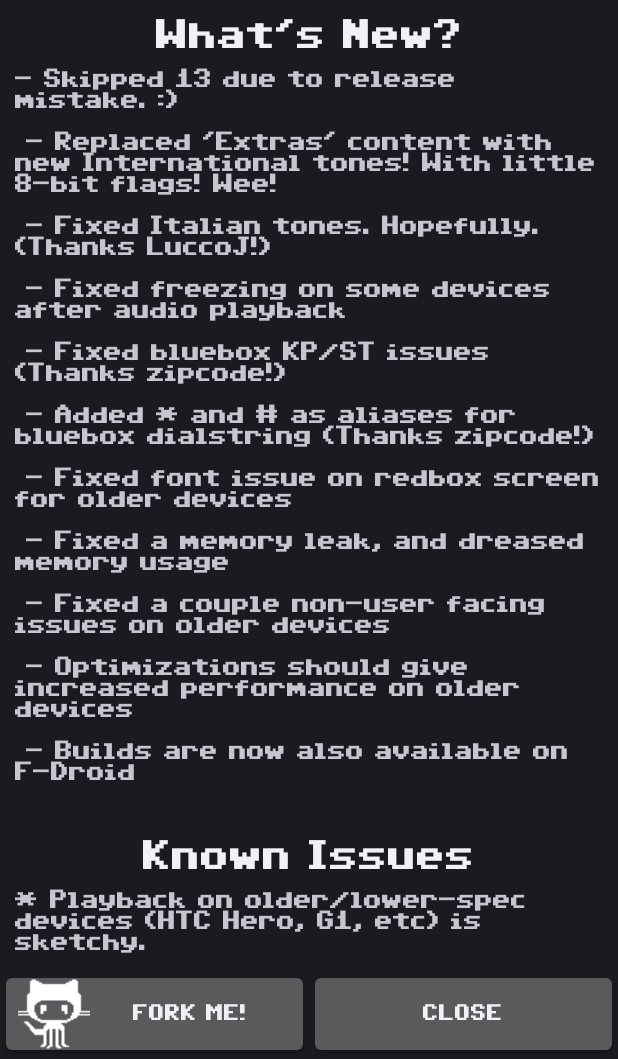
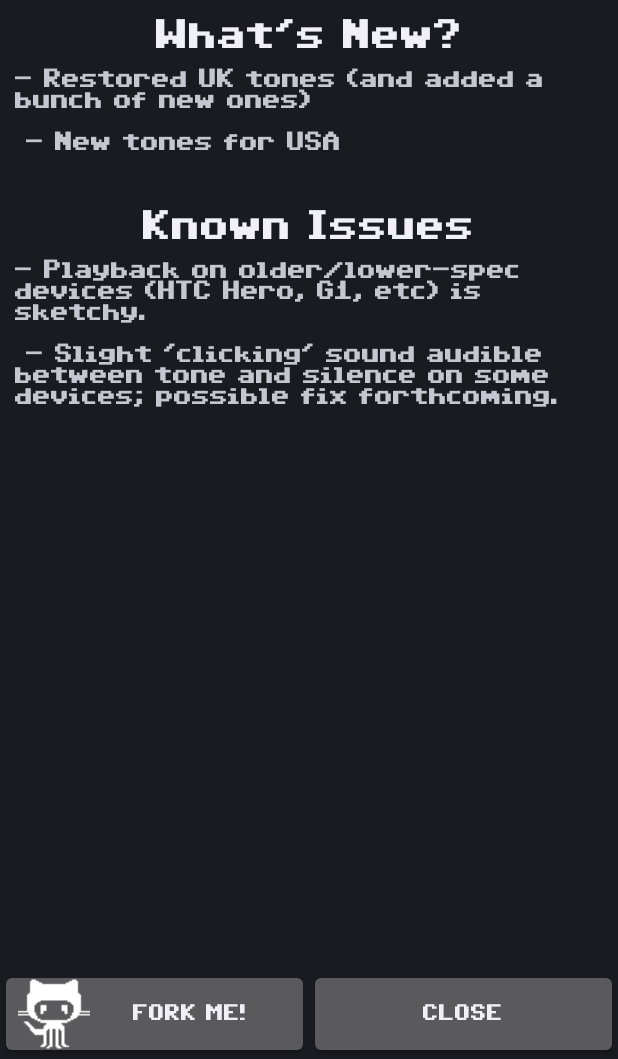
Before and after one commit to Fortyseven/ToneDef, an Android app: the screen it shows after launch (AboutActivity), on a phone screen of 412 x 824 dp, the part 177-1236 px from its top. Run offline under Robolectric (Android 15) with nearby library versions, the phone set to English and light mode, and no system bars.

Commit message:
What's new in 15

```diff
--- a/MainApp/src/main/res/values/strings.xml
+++ b/MainApp/src/main/res/values/strings.xml
@@ -4,22 +4,13 @@
     <string name="version">Release 15</string>
     <string name="about_whatsnew">What\'s New?</string>
     <string name="about_whatsnew_text">
-        - Skipped 13 due to release mistake. :)\n\n
-        - Replaced \'Extras\' content with new International tones! With little 8-bit flags! Wee!\n\n
-        - Fixed Italian tones. Hopefully. (Thanks LuccoJ!)\n\n
-        - Fixed freezing on some devices after audio playback\n\n
-        - Fixed bluebox KP/ST issues (Thanks zipcode!)\n\n
-        - Added * and # as aliases for bluebox dialstring (Thanks zipcode!)\n\n
-        - Fixed font issue on redbox screen for older devices\n\n
-        - Fixed a memory leak, and dreased memory usage\n\n
-        - Fixed a couple non-user facing issues on older devices\n\n
-        - Optimizations should give increased performance on older devices\n\n
-        - Builds are now also available on F-Droid\n\n
+        - Restored UK tones (and added a bunch of new ones)\n\n
+        - New tones for USA\n\n
     </string>
     <string name="about_knownissues">Known Issues</string>
         <string name="about_knownissues_text">
-            * Playback on older/lower-spec devices (HTC Hero, G1, etc) is sketchy.\n\n
-            * Slight \'clicking\' sound audible between tone and silence on some devices; possible fix forthcoming.
+            - Playback on older/lower-spec devices (HTC Hero, G1, etc) is sketchy.\n\n
+            - Slight \'clicking\' sound audible between tone and silence on some devices; possible fix forthcoming.
         </string>
     <string name="skrillex">CORE</string>
     <string name="no_contact">No phone number associated with contact.</string>
```
